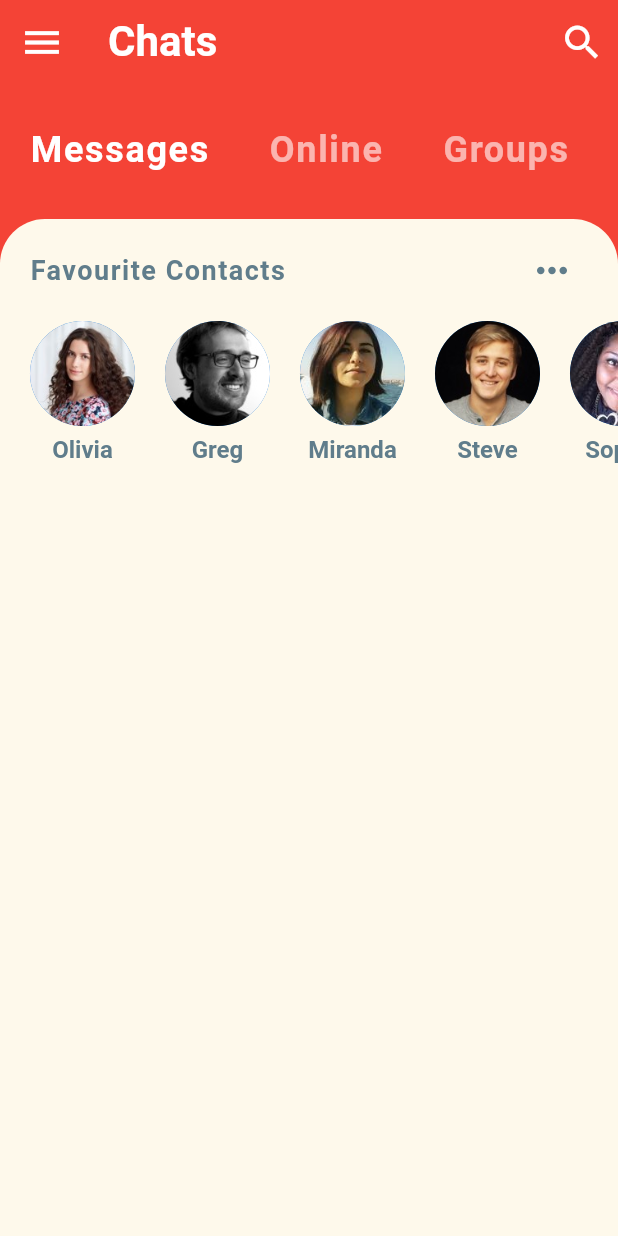
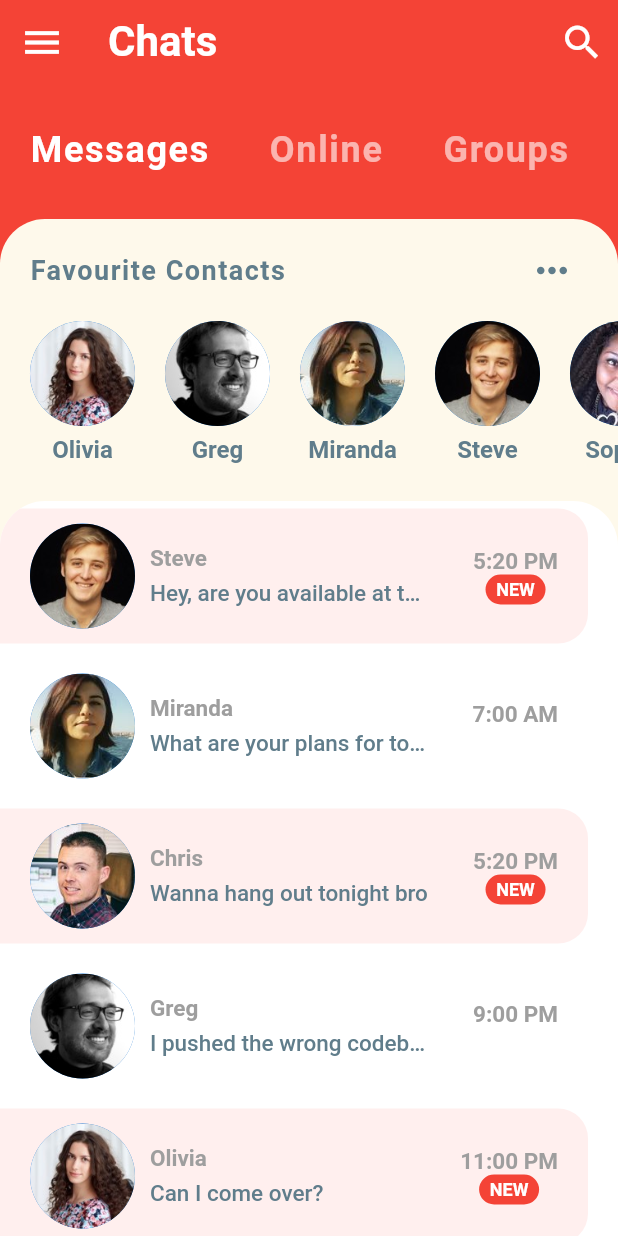
Before and after one commit to CoderNamedHendrick/implementing-stuff, a Flutter app: the screen it shows after launch, on a phone screen of 412 x 824 dp. Run offline on Flutter 3.47's test engine with Material 2 defaults, Android fonts, the phone set to English and light mode, and no system bars.

Commit message:
messages screen done

```diff
--- a/lib/model/message_model.dart
+++ b/lib/model/message_model.dart
@@ -93,7 +93,7 @@ List<Message> chats = [
   Message(
     sender: greg,
     time: '9:00 PM',
-    text: 'I think I pushed the wrong codebase to the repository, please check',
+    text: 'I pushed the wrong codebase to the repository',
     isLiked: false,
     unread: false,
   ),
--- a/lib/screens/home_screen.dart
+++ b/lib/screens/home_screen.dart
@@ -1,6 +1,7 @@
 import 'package:flutter/material.dart';
 import 'package:flutter_chat_ui/widgets/category_selector.dart';
 import 'package:flutter_chat_ui/widgets/favourite_contacts.dart';
+import 'package:flutter_chat_ui/widgets/recent_chats.dart';
 
 class HomeScreen extends StatefulWidget {
   const HomeScreen({Key key}) : super(key: key);
@@ -50,6 +51,7 @@ class _HomeScreenState extends State<HomeScreen> {
               child: Column(
                 children: [
                   FavouriteContacts(),
+                  RecentChats(),
                 ],
               ),
             ),
--- /dev/null
+++ b/lib/widgets/recent_chats.dart
@@ -0,0 +1,130 @@
+import 'package:flutter/cupertino.dart';
+import 'package:flutter/material.dart';
+import 'package:flutter_chat_ui/model/message_model.dart';
+
+class RecentChats extends StatelessWidget {
+  const RecentChats({Key key}) : super(key: key);
+
+  @override
+  Widget build(BuildContext context) {
+    return Expanded(
+      child: Container(
+        decoration: BoxDecoration(
+          color: Colors.white,
+          borderRadius: BorderRadius.only(
+            topLeft: Radius.circular(30.0),
+            topRight: Radius.circular(30.0),
+          ),
+        ),
+        child: ClipRRect(
+          borderRadius: BorderRadius.only(
+            topLeft: Radius.circular(30.0),
+            topRight: Radius.circular(30.0),
+          ),
+          child: ListView.builder(
+            itemCount: chats.length,
+            itemBuilder: (context, index) {
+              final chat = chats[index];
+              return Container(
+                margin: EdgeInsets.only(
+                  top: 5.0,
+                  bottom: 5.0,
+                  right: 20.0,
+                ),
+                padding: EdgeInsets.symmetric(
+                  horizontal: 20.0,
+                  vertical: 10.0,
+                ),
+                decoration: BoxDecoration(
+                  color: chat.unread ? Color(0xFFFFEFEE) : Colors.white,
+                  borderRadius: BorderRadius.only(
+                    topRight: Radius.circular(20.0),
+                    bottomRight: Radius.circular(20.0),
+                  ),
+                ),
+                child: Row(
+                  mainAxisAlignment: MainAxisAlignment.spaceBetween,
+                  children: [
+                    Row(
+                      children: [
+                        CircleAvatar(
+                          radius: 35,
+                          backgroundImage: AssetImage(chat.sender.imageUrl),
+                        ),
+                        SizedBox(
+                          width: 10.0,
+                        ),
+                        Column(
+                          crossAxisAlignment: CrossAxisAlignment.start,
+                          children: [
+                            Text(
+                              chat.sender.name,
+                              style: TextStyle(
+                                color: Colors.grey,
+                                fontSize: 15.0,
+                                fontWeight: FontWeight.bold,
+                              ),
+                            ),
+                            SizedBox(
+                              height: 5.0,
+                            ),
+                            Container(
+                              width: MediaQuery.of(context).size.width * 0.45,
+                              child: Text(
+                                chat.text,
+                                style: TextStyle(
+                                  color: Colors.blueGrey,
+                                  fontSize: 15.0,
+                                  fontWeight: FontWeight.w500,
+                                ),
+                                overflow: TextOverflow.ellipsis,
+                              ),
+                            ),
+                          ],
+                        ),
+                      ],
+                    ),
+                    SizedBox(
+                      height: 5.0,
+                    ),
+                    Column(
+                      children: [
+                        Text(
+                          chat.time,
+                          style: TextStyle(
+                            color: Colors.grey,
+                            fontSize: 15.0,
+                            fontWeight: FontWeight.bold,
+                          ),
+                        ),
+                        chat.unread
+                            ? Container(
+                                width: 40,
+                                height: 20,
+                                decoration: BoxDecoration(
+                                  color: Theme.of(context).primaryColor,
+                                  borderRadius: BorderRadius.circular(30.0),
+                                ),
+                                alignment: Alignment.center,
+                                child: Text(
+                                  'NEW',
+                                  style: TextStyle(
+                                    color: Colors.white,
+                                    fontSize: 12.0,
+                                    fontWeight: FontWeight.bold,
+                                  ),
+                                ),
+                              )
+                            : Text(''),
+                      ],
+                    ),
+                  ],
+                ),
+              );
+            },
+          ),
+        ),
+      ),
+    );
+  }
+}
```
